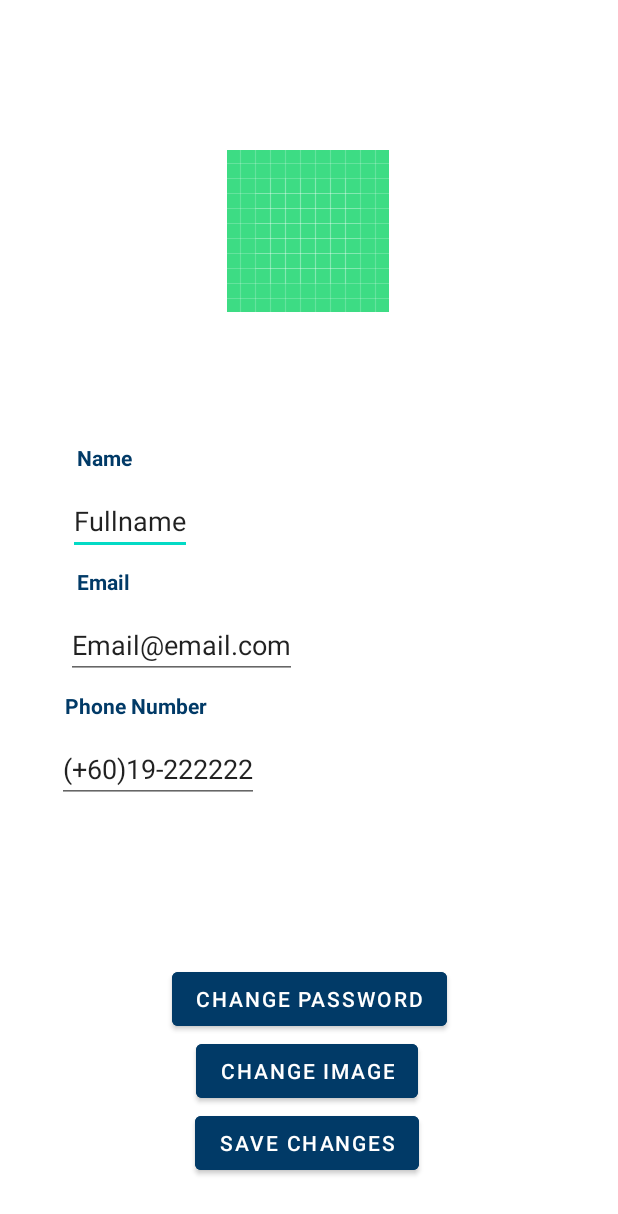
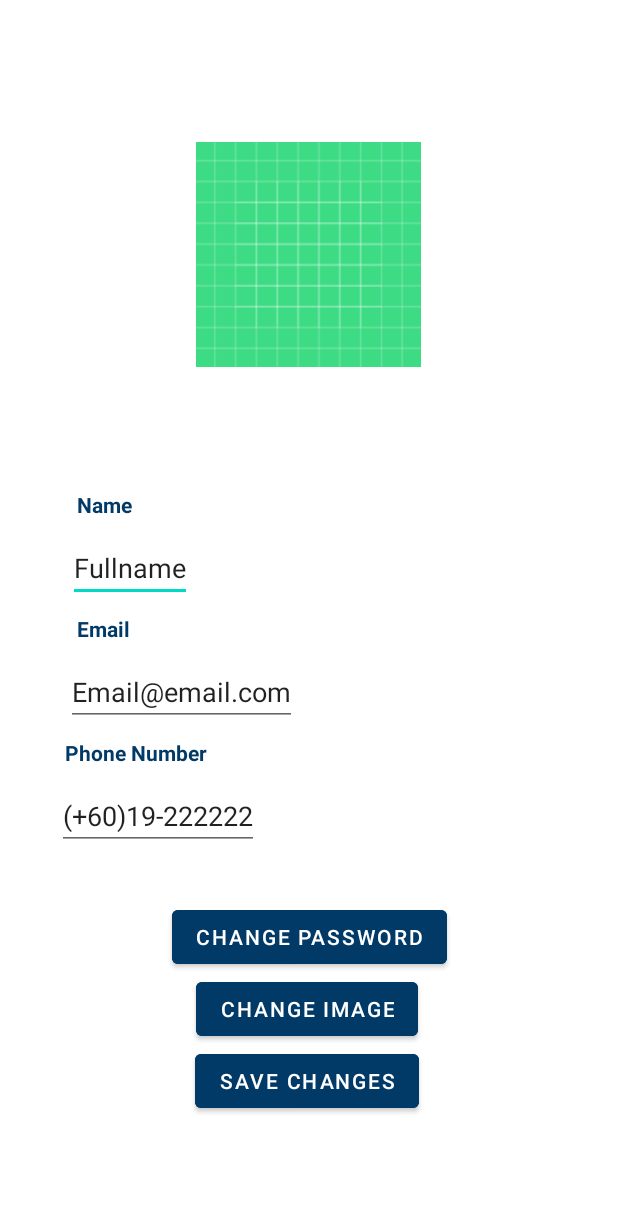
Before and after one commit to nuwinwiwana/I-KAEN, an Android app: the ProfilePage screen opened directly, with no data from a screen before it, after a tap on "EDIT PROFILE", on a phone screen of 412 x 824 dp. Shown: the top 1214 px of the screen. Run offline under Robolectric (Android 15) with nearby library versions, the phone set to English and light mode, and no system bars; our stand-ins replace Firebase (no records; nobody signed in at launch, a user with empty details on screens opened directly), Picasso; pictures from the network do not load; 13 statements that could not run were skipped.

Commit message:
CHANGE PROFILE PICTURE, CHANGE USERNAME, CHANGE PASSWORD

```diff
--- a/IKAEN/app/build.gradle
+++ b/IKAEN/app/build.gradle
@@ -54,6 +54,7 @@ dependencies {
     implementation 'androidx.test.ext:junit:1.1.2'
     implementation 'com.android.support:multidex:1.0.3'
     implementation 'androidx.test.espresso:espresso-core:3.3.0'
+    implementation 'com.squareup.picasso:picasso:2.71828'
     implementation platform('com.google.firebase:firebase-bom:28.4.1')
 
 
--- a/IKAEN/app/src/main/java/com/example/ikaen/ProfilePage.java
+++ b/IKAEN/app/src/main/java/com/example/ikaen/ProfilePage.java
@@ -1,58 +1,73 @@
 package com.example.ikaen;
 
-import androidx.appcompat.app.AppCompatActivity;
+import static android.content.ContentValues.TAG;
 
 import android.content.Intent;
+import android.net.Uri;
 import android.os.Bundle;
 import android.util.Log;
 import android.view.View;
 import android.widget.Button;
+import android.widget.ImageView;
 import android.widget.TextView;
-import android.widget.Toast;
 
+import androidx.annotation.NonNull;
+import androidx.appcompat.app.AppCompatActivity;
+
+import com.google.android.gms.tasks.OnSuccessListener;
 import com.google.firebase.auth.FirebaseAuth;
-import com.google.firebase.auth.FirebaseUser;
 import com.google.firebase.database.DataSnapshot;
 import com.google.firebase.database.DatabaseError;
 import com.google.firebase.database.DatabaseReference;
 import com.google.firebase.database.FirebaseDatabase;
 import com.google.firebase.database.ValueEventListener;
-import static android.content.ContentValues.TAG;
+import com.google.firebase.storage.FirebaseStorage;
+import com.google.firebase.storage.StorageReference;
+import com.squareup.picasso.Picasso;
 
+import java.util.Objects;
 
 
 public class ProfilePage extends AppCompatActivity {
 
-
+    DatabaseReference databaseReference = FirebaseDatabase.getInstance().getReferenceFromUrl("https://ikaen-a3973-default-rtdb.asia-southeast1.firebasedatabase.app/");
     FirebaseDatabase database = FirebaseDatabase.getInstance();
-    String UID;
-
+    StorageReference storageReference = FirebaseStorage.getInstance().getReference();
+    String UID = Objects.requireNonNull(FirebaseAuth.getInstance().getCurrentUser()).getUid();
+    FirebaseAuth fAuth;
     TextView fullname;
     TextView email;
     TextView phone;
-
-
-
-
-
-
+    ImageView profileImageView;
 
     @Override
+
     protected void onCreate(Bundle savedInstanceState) {
         super.onCreate(savedInstanceState);
         setContentView(R.layout.activity_profile_page);
 
-        fullname=findViewById(R.id.fullnametv);
-        email=findViewById(R.id.emailtv);
-        phone =findViewById(R.id.phoneTv);
+        fullname = findViewById(R.id.fullnametv);
+        email = findViewById(R.id.emailtv);
+        phone = findViewById(R.id.phoneTv);
+        profileImageView = findViewById(R.id.imageView2);
         getprofile();
+        fAuth = FirebaseAuth.getInstance();
         final Button editBtn = findViewById(R.id.editbtn);
+
+
+        StorageReference profileRef = storageReference.child("users/"+fAuth.getCurrentUser().getUid()+"profile.jpg");
+        profileRef.getDownloadUrl().addOnSuccessListener(new OnSuccessListener<Uri>() {
+            @Override
+            public void onSuccess(Uri uri) {
+                Picasso.get().load(uri).into(profileImageView);
+            }
+        });
+
 
         editBtn.setOnClickListener(new View.OnClickListener() {
             @Override
             public void onClick(View v) {
-
-                startActivity(new Intent(ProfilePage.this,editprofilepage.class));
+                startActivity(new Intent(ProfilePage.this, editprofilepage.class));
             }
         });
 
@@ -60,26 +75,41 @@ public class ProfilePage extends AppCompatActivity {
     }
 
 
-    public void getprofile(){
-        FirebaseUser user = FirebaseAuth.getInstance().getCurrentUser();
-        if (user != null) {
-            UID = user.getUid();
-            // User is signed in
-        } else {
-            // No user is signed in
-        }
+    public void getprofile() {
+        //get data once
+        databaseReference.child("users").child(UID).get().addOnCompleteListener(task -> {
+            if (!task.isSuccessful()) {
+                Log.e("firebase", "Error getting data", task.getException());
+            } else {
+                //Log.d("firebase", String.valueOf(task.getResult().getValue()));
+                usermodel userData = Objects.requireNonNull(task.getResult()).getValue(usermodel.class);
+                assert userData != null;
+                fullname.setText(userData.getFullname());
+                email.setText(userData.getemail());
+                phone.setText(userData.getPhone());
+                //add get profile image example provided below
+                //profileImageView.setImageURI(userData.getProfilePicture());
+                //to use this, u need to modify usermodel class by adding this
+                //private Uri profilePicture;
+                //public usermodel(....., Uri profilePicture){
+                //......;
+                // this.profilePicture = profilePicture;
+                //}
+                //public Uri getProfilePicture(){ return profilePicture;}
+            }
+        });
 
-        DatabaseReference myRef = database.getReference("users/"+UID);
-
+        DatabaseReference myRef = database.getReference("users/" + UID);
 
 
         // Read from the database
         myRef.addValueEventListener(new ValueEventListener() {
             @Override
-            public void onDataChange(DataSnapshot dataSnapshot) {
+            public void onDataChange(@NonNull DataSnapshot dataSnapshot) {
                 // This method is called once with the initial value and again
                 // whenever data at this location is updated.
                 usermodel user = dataSnapshot.getValue(usermodel.class);
+                assert user != null;
                 fullname.setText(user.getFullname());
                 email.setText(user.getemail());
                 phone.setText(user.getPhone());
@@ -90,14 +120,12 @@ public class ProfilePage extends AppCompatActivity {
 
             }
 
-
             @Override
-            public void onCancelled(DatabaseError error) {
+            public void onCancelled(@NonNull DatabaseError error) {
                 // Failed to read value
                 Log.w(TAG, "Failed to read value.", error.toException());
             }
         });
 
-
-            }
-        }
+    }
+}
--- a/IKAEN/app/src/main/java/com/example/ikaen/editprofilepage.java
+++ b/IKAEN/app/src/main/java/com/example/ikaen/editprofilepage.java
@@ -1,5 +1,6 @@
 package com.example.ikaen;
 
+import android.app.Activity;
 import android.content.DialogInterface;
 import android.content.Intent;
 import android.net.Uri;
@@ -20,171 +21,178 @@ import com.google.android.gms.tasks.OnFailureListener;
 import com.google.android.gms.tasks.OnSuccessListener;
 import com.google.firebase.auth.FirebaseAuth;
 import com.google.firebase.auth.FirebaseUser;
-import com.google.firebase.database.DataSnapshot;
-import com.google.firebase.database.DatabaseError;
 import com.google.firebase.database.DatabaseReference;
 import com.google.firebase.database.FirebaseDatabase;
-import com.google.firebase.database.ValueEventListener;
-import com.google.firebase.firestore.DocumentReference;
-import com.google.firebase.firestore.FirebaseFirestore;
 import com.google.firebase.storage.FirebaseStorage;
 import com.google.firebase.storage.StorageReference;
+import com.google.firebase.storage.UploadTask;
+import com.squareup.picasso.Picasso;
 
-import java.net.CookieHandler;
-import java.util.HashMap;
-import java.util.Map;
+import java.util.Objects;
 
-import static android.content.ContentValues.TAG;
+//disable this until complete update
+//import com.google.firebase.storage.FirebaseStorage;
+//import com.google.firebase.storage.StorageReference;
 
 public class editprofilepage extends AppCompatActivity {
 
-    FirebaseDatabase database = FirebaseDatabase.getInstance();
-    String UID;
+    DatabaseReference databaseReference = FirebaseDatabase.getInstance().getReferenceFromUrl("https://ikaen-a3973-default-rtdb.asia-southeast1.firebasedatabase.app/");
+    String UID = Objects.requireNonNull(FirebaseAuth.getInstance().getCurrentUser()).getUid(); // edited
+    FirebaseUser user = FirebaseAuth.getInstance().getCurrentUser(); //edited
+    EditText profileFullName, profileEmail, profilePhone;
+    ImageView profileImageView;
     FirebaseAuth fAuth;
-    FirebaseUser user;
-    public static final String TAG = "TAG";
-    EditText profileFullName,profileEmail,profilePhone;
-    ImageView profileImageView;
-    Button saveBtn,ChgPassBtn;
-    FirebaseFirestore fStore;
-    StorageReference storageReference;
-
-
+    Button saveBtn, ChgPassBtn, ChgImgBtn;
+    StorageReference storageReference = FirebaseStorage.getInstance().getReference();
 
     @Override
     protected void onCreate(Bundle savedInstanceState) {
         super.onCreate(savedInstanceState);
         setContentView(R.layout.activity_editprofilepage);
-
-
-        final Button ChgPassBtn = findViewById(R.id.ChgPassBtn);
-
-
-        Intent data = getIntent();
-        final String fullName = data.getStringExtra("fullName");
-        String email = data.getStringExtra("email");
-        String phone = data.getStringExtra("phone");
-
-        fAuth = FirebaseAuth.getInstance();
-
-
-
-
+        ChgPassBtn = findViewById(R.id.ChgPassBtn);
+        ChgImgBtn = findViewById(R.id.ChgImgBtn);
         profileFullName = findViewById(R.id.fullnametv);
         profileEmail = findViewById(R.id.emailtv);
         profilePhone = findViewById(R.id.phoneTv);
         profileImageView = findViewById(R.id.imageView2);
         saveBtn = findViewById(R.id.saveBtn);
+        fAuth = FirebaseAuth.getInstance();
+
+        StorageReference profileRef = storageReference.child("users/"+fAuth.getCurrentUser().getUid()+"profile.jpg");
+        profileRef.getDownloadUrl().addOnSuccessListener(new OnSuccessListener<Uri>() {
+            @Override
+            public void onSuccess(Uri uri) {
+             Picasso.get().load(uri).into(profileImageView);
+            }
+        });
 
 
 
+        //get data once
+        databaseReference.child("users").child(UID).get().addOnCompleteListener(task -> {
+            if (!task.isSuccessful()) {
+                Log.e("firebase", "Error getting data", task.getException());
+            } else {
+                //Log.d("firebase", String.valueOf(task.getResult().getValue()));
+                usermodel userData = Objects.requireNonNull(task.getResult()).getValue(usermodel.class);
+                assert userData != null;
+                profileFullName.setText(userData.getFullname());
+                profileEmail.setText(userData.getemail());
+                profilePhone.setText(userData.getPhone());
+                //add get profile image example provided below
+                //profilePicture.setImageURI(userData.getProfilePicture());
+                //to use this, u need to modify usermodel class by adding this
+                //private Uri profilePicture;
+                //public usermodel(....., Uri profilePicture){
+                //......;
+                // this.profilePicture = profilePicture;
+                //}
+                //public Uri getProfilePicture(){ return profilePicture;}
+            }
+        });
 
-
-        saveBtn.setOnClickListener(new View.OnClickListener() {
-            @Override
-            public void onClick(View v) {
-                if(profileFullName.getText().toString().isEmpty() || profileEmail.getText().toString().isEmpty() || profilePhone.getText().toString().isEmpty()){
+        saveBtn.setOnClickListener(v -> {
+            if (profileFullName.getText().toString().isEmpty() || profileEmail.getText().toString().isEmpty() || profilePhone.getText().toString().isEmpty()) {
                 Toast.makeText(editprofilepage.this, "One or Many fields are empty.", Toast.LENGTH_SHORT).show();
                 return;
             }
 
             final String email = profileEmail.getText().toString();
-                user.updateEmail(email).addOnSuccessListener(new OnSuccessListener<Void>() {
+            user.updateEmail(email).addOnSuccessListener(unused -> {
+                Toast.makeText(editprofilepage.this, "Email is changed.", Toast.LENGTH_SHORT).show();
+                //update database after done update email
+                databaseReference.child("users").child(user.getUid()).child("fullname").setValue(profileFullName.getText().toString());
+                databaseReference.child("users").child(user.getUid()).child("email").setValue(email);
+                databaseReference.child("users").child(user.getUid()).child("phone").setValue(profilePhone.getText().toString());
+                //                Toast.makeText(editprofilepage.this, "Profile Updated", Toast.LENGTH_SHORT).show();
+                //                startActivity(new Intent(getApplicationContext(), MainActivity.class));
+                //                finish();
+            }).addOnFailureListener(e -> Toast.makeText(editprofilepage.this, e.getMessage(), Toast.LENGTH_SHORT).show());
+//                profileEmail.setText(email);
+//                profileFullName.setText(fullName);
+//                profilePhone.setText(phone);
+//                Log.d(TAG, "onCreate: " + fullName + " " + email + " " + phone);
+        });
+
+        ChgImgBtn.setOnClickListener(new View.OnClickListener() {
+            @Override
+            public void onClick(View v) {
+                Intent openGalleryIntent = new Intent(Intent.ACTION_PICK, MediaStore.Images.Media.EXTERNAL_CONTENT_URI);
+                startActivityForResult(openGalleryIntent,1000);
+            }
+        });
+
+        ChgPassBtn.setOnClickListener(v -> {
+            //password reset or change password?
+            final EditText resetPassword = new EditText(v.getContext());
+            final AlertDialog.Builder passwordResetDialog = new AlertDialog.Builder(v.getContext());
+            passwordResetDialog.setTitle("Change Password?");
+            passwordResetDialog.setMessage("Enter New Password");
+            passwordResetDialog.setView(resetPassword);
+
+            passwordResetDialog.setPositiveButton("Yes", (dialog, which) -> {
+                //validation if empty input
+                String newPassword = resetPassword.getText().toString();
+                if(!newPassword.equals("")){
+                    user.updatePassword(newPassword).addOnSuccessListener(new OnSuccessListener<Void>() {
                         @Override
                         public void onSuccess(Void aVoid) {
-                        DocumentReference docRef = fStore.collection("users").document(user.getUid());
-                        Map<String,Object> edited = new HashMap<>();
-                        edited.put("email",email);
-                        edited.put("fName",profileFullName.getText().toString());
-                        edited.put("phone",profilePhone.getText().toString());
-                        docRef.update(edited).addOnSuccessListener(new OnSuccessListener<Void>() {
-                            @Override
-                            public void onSuccess(Void aVoid) {
-                                Toast.makeText(editprofilepage.this, "Profile Updated", Toast.LENGTH_SHORT).show();
-                                startActivity(new Intent(getApplicationContext(),MainActivity.class));
-                                finish();
+                            databaseReference.child("users").child(user.getUid()).child("password").setValue(newPassword);
+                            Toast.makeText(editprofilepage.this, "Password Changed Successfully.", Toast.LENGTH_SHORT).show();
+                        }
+                    }).addOnFailureListener(e -> Toast.makeText(editprofilepage.this, "Password Changed Failed.", Toast.LENGTH_SHORT).show());
+                }else{
+                    Toast.makeText(editprofilepage.this, "Password field empty!.", Toast.LENGTH_SHORT).show();
                 }
             });
-                        Toast.makeText(editprofilepage.this, "Email is changed.", Toast.LENGTH_SHORT).show();
+
+            passwordResetDialog.setNegativeButton("No", (dialog, which) -> {
+                // close the dialog
+            });
+
+            passwordResetDialog.create().show();
+
+        });
+
+    }
+
+    @Override
+    protected void onActivityResult(int requestCode, int resultCode, @androidx.annotation.Nullable Intent data) {
+        super.onActivityResult(requestCode, resultCode, data);
+        if(requestCode == 1000){
+            if(resultCode == Activity.RESULT_OK){
+                Uri imageUri = data.getData();
+
+             //   profileImageView.setImageURI(imageUri);
+
+                uploadImageToFirebase(imageUri);
+
+
+            }
+        }
+
+    }
+
+    private void uploadImageToFirebase(Uri imageUri) {
+        //upload image to firebase storage
+        StorageReference fileRef = storageReference.child("users/"+fAuth.getCurrentUser().getUid()+"profile.jpg");
+        fileRef.putFile(imageUri).addOnSuccessListener(new OnSuccessListener<UploadTask.TaskSnapshot>() {
+            @Override
+            public void onSuccess(UploadTask.TaskSnapshot taskSnapshot) {
+
+                Toast.makeText(editprofilepage.this,"Image Upload.", Toast.LENGTH_SHORT).show();
+                fileRef.getDownloadUrl().addOnSuccessListener(new OnSuccessListener<Uri>() {
+                    @Override
+                    public void onSuccess(Uri uri) {
+                        Picasso.get().load(uri).into(profileImageView);
+                    }
+                });
             }
         }).addOnFailureListener(new OnFailureListener() {
             @Override
             public void onFailure(@NonNull Exception e) {
-                        Toast.makeText(editprofilepage.this,   e.getMessage(), Toast.LENGTH_SHORT).show();
+                Toast.makeText(editprofilepage.this,"Failed.", Toast.LENGTH_SHORT).show();
             }
         });
-                profileEmail.setText(email);
-                profileFullName.setText(fullName);
-                profilePhone.setText(phone);
-
-                Log.d(TAG, "onCreate: " + fullName + " " + email + " " + phone);
-
-            }
-        });
-
-
-        FirebaseUser user = FirebaseAuth.getInstance().getCurrentUser();
-        if (user != null) {
-            UID = user.getUid();
-            // User is signed in
-        } else {
-            // No user is signed in
-        }
-
-        DatabaseReference myRef = database.getReference("users/"+UID);
-
-
-        ChgPassBtn.setOnClickListener(new View.OnClickListener() {
-            @Override
-            public void onClick(View v) {
-                FirebaseUser user = FirebaseAuth.getInstance().getCurrentUser();
-                if (user != null) {
-                    UID = user.getUid();
-                    // User is signed in
-                } else {
-                    // No user is signed in
-                }
-
-                DatabaseReference myRef = database.getReference("users/"+UID);
-
-                final EditText resetPassword = new EditText(v.getContext());
-                final AlertDialog.Builder passwordResetDialog = new AlertDialog.Builder(v.getContext());
-                passwordResetDialog.setTitle("Reset Password ?");
-                passwordResetDialog.setMessage("Enter New Password");
-                passwordResetDialog.setView(resetPassword);
-
-                passwordResetDialog.setPositiveButton("Yes", new DialogInterface.OnClickListener() {
-                    @Override
-                    public void onClick(DialogInterface dialog, int which) {
-                        // extract the email and send reset link
-                        String newPassword = resetPassword.getText().toString();
-                        user.updatePassword(newPassword).addOnSuccessListener(new OnSuccessListener<Void>() {
-                            @Override
-                            public void onSuccess(Void aVoid) {
-                                Toast.makeText(editprofilepage.this, "Password Reset Successfully.", Toast.LENGTH_SHORT).show();
-                            }
-                        }).addOnFailureListener(new OnFailureListener() {
-                            @Override
-                            public void onFailure(@NonNull Exception e) {
-                                Toast.makeText(editprofilepage.this, "Password Reset Failed.", Toast.LENGTH_SHORT).show();
-                            }
-                        });
-
-
-                    }
-                });
-
-                passwordResetDialog.setNegativeButton("No", new DialogInterface.OnClickListener() {
-                    @Override
-                    public void onClick(DialogInterface dialog, int which) {
-                        // close the dialog
-                    }
-                });
-
-                passwordResetDialog.create().show();
-
-            }
-        });
-
     }
 }
--- a/IKAEN/app/src/main/res/layout/activity_editprofilepage.xml
+++ b/IKAEN/app/src/main/res/layout/activity_editprofilepage.xml
@@ -8,8 +8,8 @@
 
     <ImageView
         android:id="@+id/imageView2"
-        android:layout_width="wrap_content"
-        android:layout_height="wrap_content"
+        android:layout_width="150dp"
+        android:layout_height="150dp"
         app:layout_constraintBottom_toBottomOf="parent"
         app:layout_constraintEnd_toEndOf="parent"
         app:layout_constraintHorizontal_bias="0.498"
@@ -101,8 +101,8 @@
         app:layout_constraintBottom_toBottomOf="parent"
         app:layout_constraintEnd_toEndOf="parent"
         app:layout_constraintStart_toStartOf="parent"
-        app:layout_constraintTop_toBottomOf="@+id/imageView2"
-        app:layout_constraintVertical_bias="0.764" />
+        app:layout_constraintTop_toBottomOf="@+id/phoneTv"
+        app:layout_constraintVertical_bias="0.164" />
 
     <Button
         android:id="@+id/ChgImgBtn"
--- a/IKAEN/app/src/main/res/layout/activity_profile_page.xml
+++ b/IKAEN/app/src/main/res/layout/activity_profile_page.xml
@@ -8,8 +8,8 @@
 
     <ImageView
         android:id="@+id/imageView2"
-        android:layout_width="wrap_content"
-        android:layout_height="wrap_content"
+        android:layout_width="150dp"
+        android:layout_height="150dp"
         app:layout_constraintBottom_toBottomOf="parent"
         app:layout_constraintEnd_toEndOf="parent"
         app:layout_constraintHorizontal_bias="0.498"
```
Also changed, not shown: IKAEN/app/src/main/java/com/example/ikaen/MainActivity.java (+25 -18 lines). Lines whose indentation alone changed are shown as unchanged.
